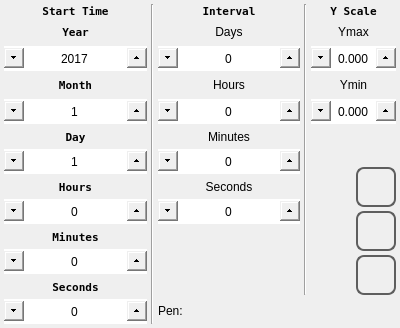
Before: the Qt Designer form qt_library/ATCMtrend/trend_range.ui in MECTsrl/mect_plugins, drawn with Qt 5.
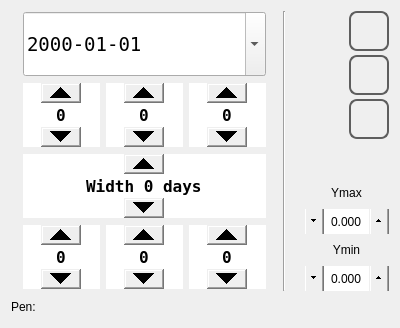
After: the same form once the commit is applied. Icons and pictures are not drawn.

Commit message: fix date time range input

What changed in the file:
```diff
--- a/qt_library/ATCMtrend/trend_range.ui
+++ b/qt_library/ATCMtrend/trend_range.ui
@@ -31,18 +31,20 @@
  }
 
  QLabel {
-	font: 1000  8pt &quot;DejaVu Sans Mono&quot;;
+	font: 1000  12pt &quot;DejaVu Sans Mono&quot;;
  }
 
  QSpinBox {
-	font: 1000 14pt &quot;DejaVu Sans Mono&quot;;
+	font: 1000 12pt &quot;DejaVu Sans Mono&quot;;
+    padding-top: 20px;
+    padding-bottom: 20px;
  }
 
  QSpinBox::up-button {
      subcontrol-origin: border;
-     subcontrol-position: right center;
+     subcontrol-position: top center;
      height: 20px;
-     width: 20px;
+     width: 40px;
  }
 
  QSpinBox::up-arrow {
@@ -53,9 +55,9 @@
 
  QSpinBox::down-button {
      subcontrol-origin: border;
-     subcontrol-position: left center;
+     subcontrol-position: bottom center;
      height: 20px;
-     width: 20px;
+     width: 40px;
 }
 
  QSpinBox::down-arrow {
@@ -71,7 +73,7 @@
  QDoubleSpinBox::up-button {
      subcontrol-origin: border;
      subcontrol-position: right center;
-     height: 20px;
+     height: 32px;
      width: 20px;
  }
 
@@ -84,7 +86,7 @@
  QDoubleSpinBox::down-button {
      subcontrol-origin: border;
      subcontrol-position: left center;
-     height: 20px;
+     height: 32px;
      width: 20px;
 }
 
@@ -95,186 +97,64 @@
  }
 </string>
   </property>
+  <layout class="QVBoxLayout" name="verticalLayout_4">
+   <item>
+    <layout class="QHBoxLayout" name="horizontalLayout_5">
+     <item>
+      <spacer name="horizontalSpacer">
+       <property name="orientation">
+        <enum>Qt::Horizontal</enum>
+       </property>
+       <property name="sizeHint" stdset="0">
+        <size>
+         <width>40</width>
+         <height>20</height>
+        </size>
+       </property>
+      </spacer>
+     </item>
+     <item>
   <layout class="QVBoxLayout" name="verticalLayout_2">
-   <property name="leftMargin">
-    <number>4</number>
-   </property>
-   <property name="topMargin">
-    <number>4</number>
-   </property>
-   <property name="rightMargin">
-    <number>4</number>
-   </property>
-   <property name="bottomMargin">
-    <number>4</number>
-   </property>
    <item>
-    <layout class="QGridLayout" name="gridLayout">
-     <property name="spacing">
-      <number>4</number>
-     </property>
-     <item row="12" column="0">
-      <widget class="QSpinBox" name="spinBoxSecondsIn">
-       <property name="sizePolicy">
-        <sizepolicy hsizetype="Expanding" vsizetype="Fixed">
-         <horstretch>0</horstretch>
-         <verstretch>0</verstretch>
-        </sizepolicy>
-       </property>
-       <property name="minimumSize">
-        <size>
-         <width>0</width>
-         <height>25</height>
-        </size>
-       </property>
-       <property name="maximumSize">
-        <size>
-         <width>16777215</width>
-         <height>25</height>
-        </size>
-       </property>
-       <property name="focusPolicy">
-        <enum>Qt::NoFocus</enum>
-       </property>
-       <property name="wrapping">
-        <bool>true</bool>
-       </property>
-       <property name="alignment">
-        <set>Qt::AlignCenter</set>
-       </property>
-       <property name="maximum">
-        <number>59</number>
-       </property>
-      </widget>
-     </item>
-     <item row="11" column="0">
-      <widget class="QLabel" name="labelSecondIn">
+        <layout class="QHBoxLayout" name="horizontalLayout_4"/>
+       </item>
+       <item>
+        <widget class="QDateEdit" name="dateEdit">
        <property name="sizePolicy">
-        <sizepolicy hsizetype="Expanding" vsizetype="Minimum">
+          <sizepolicy hsizetype="Minimum" vsizetype="MinimumExpanding">
          <horstretch>0</horstretch>
          <verstretch>0</verstretch>
         </sizepolicy>
        </property>
-       <property name="font">
-        <font>
-         <family>DejaVu Sans Mono</family>
-         <pointsize>8</pointsize>
-         <weight>99</weight>
-         <italic>false</italic>
-         <bold>true</bold>
-        </font>
-       </property>
-       <property name="focusPolicy">
-        <enum>Qt::NoFocus</enum>
-       </property>
-       <property name="text">
-        <string>Seconds</string>
-       </property>
-       <property name="alignment">
-        <set>Qt::AlignCenter</set>
-       </property>
-      </widget>
-     </item>
-     <item row="10" column="0">
-      <widget class="QSpinBox" name="spinBoxMinutesIn">
-       <property name="sizePolicy">
-        <sizepolicy hsizetype="Expanding" vsizetype="Fixed">
-         <horstretch>0</horstretch>
-         <verstretch>0</verstretch>
-        </sizepolicy>
-       </property>
-       <property name="minimumSize">
-        <size>
-         <width>0</width>
-         <height>25</height>
-        </size>
-       </property>
        <property name="maximumSize">
         <size>
          <width>16777215</width>
-         <height>25</height>
-        </size>
-       </property>
-       <property name="focusPolicy">
-        <enum>Qt::NoFocus</enum>
-       </property>
-       <property name="wrapping">
-        <bool>true</bool>
-       </property>
-       <property name="alignment">
-        <set>Qt::AlignCenter</set>
-       </property>
-       <property name="maximum">
-        <number>59</number>
-       </property>
-      </widget>
-     </item>
-     <item row="9" column="0">
-      <widget class="QLabel" name="labelMinuteIn">
-       <property name="sizePolicy">
-        <sizepolicy hsizetype="Expanding" vsizetype="Minimum">
-         <horstretch>0</horstretch>
-         <verstretch>0</verstretch>
-        </sizepolicy>
-       </property>
+           <height>64</height>
+          </size>
+         </property>
        <property name="font">
         <font>
          <family>DejaVu Sans Mono</family>
-         <pointsize>8</pointsize>
-         <weight>99</weight>
-         <italic>false</italic>
-         <bold>true</bold>
+           <pointsize>14</pointsize>
         </font>
        </property>
        <property name="focusPolicy">
-        <enum>Qt::NoFocus</enum>
-       </property>
-       <property name="text">
-        <string>Minutes</string>
-       </property>
-       <property name="alignment">
-        <set>Qt::AlignCenter</set>
-       </property>
-      </widget>
-     </item>
-     <item row="8" column="2">
-      <widget class="QSpinBox" name="spinBoxSeconds">
-       <property name="sizePolicy">
-        <sizepolicy hsizetype="Expanding" vsizetype="Fixed">
-         <horstretch>0</horstretch>
-         <verstretch>0</verstretch>
-        </sizepolicy>
-       </property>
-       <property name="minimumSize">
-        <size>
-         <width>0</width>
-         <height>25</height>
-        </size>
-       </property>
-       <property name="maximumSize">
-        <size>
-         <width>16777215</width>
-         <height>25</height>
-        </size>
-       </property>
-       <property name="focusPolicy">
-        <enum>Qt::NoFocus</enum>
-       </property>
-       <property name="wrapping">
+          <enum>Qt::ClickFocus</enum>
+         </property>
+         <property name="displayFormat">
+          <string>yyyy-MM-dd</string>
+         </property>
+         <property name="calendarPopup">
         <bool>true</bool>
        </property>
-       <property name="alignment">
-        <set>Qt::AlignCenter</set>
-       </property>
-       <property name="maximum">
-        <number>59</number>
-       </property>
-      </widget>
-     </item>
-     <item row="8" column="0">
+        </widget>
+       </item>
+       <item>
+        <layout class="QHBoxLayout" name="horizontalLayout">
+         <item>
       <widget class="QSpinBox" name="spinBoxHoursIn">
        <property name="sizePolicy">
-        <sizepolicy hsizetype="Expanding" vsizetype="Fixed">
+            <sizepolicy hsizetype="MinimumExpanding" vsizetype="MinimumExpanding">
          <horstretch>0</horstretch>
          <verstretch>0</verstretch>
         </sizepolicy>
@@ -288,108 +168,39 @@
        <property name="maximumSize">
         <size>
          <width>16777215</width>
-         <height>25</height>
-        </size>
-       </property>
-       <property name="focusPolicy">
-        <enum>Qt::NoFocus</enum>
-       </property>
-       <property name="wrapping">
-        <bool>true</bool>
-       </property>
-       <property name="alignment">
-        <set>Qt::AlignCenter</set>
-       </property>
-       <property name="maximum">
-        <number>23</number>
-       </property>
-      </widget>
-     </item>
-     <item row="7" column="2">
-      <widget class="QLabel" name="labelSeconds">
-       <property name="sizePolicy">
-        <sizepolicy hsizetype="Expanding" vsizetype="Preferred">
-         <horstretch>0</horstretch>
-         <verstretch>0</verstretch>
-        </sizepolicy>
-       </property>
-       <property name="focusPolicy">
-        <enum>Qt::NoFocus</enum>
-       </property>
-       <property name="text">
-        <string>Seconds</string>
-       </property>
-       <property name="alignment">
-        <set>Qt::AlignCenter</set>
-       </property>
-      </widget>
-     </item>
-     <item row="7" column="0">
-      <widget class="QLabel" name="labelHourIn">
-       <property name="sizePolicy">
-        <sizepolicy hsizetype="Expanding" vsizetype="Preferred">
-         <horstretch>0</horstretch>
-         <verstretch>0</verstretch>
-        </sizepolicy>
-       </property>
+             <height>64</height>
+            </size>
+           </property>
        <property name="font">
         <font>
          <family>DejaVu Sans Mono</family>
-         <pointsize>8</pointsize>
+             <pointsize>12</pointsize>
          <weight>99</weight>
          <italic>false</italic>
          <bold>true</bold>
         </font>
        </property>
        <property name="focusPolicy">
-        <enum>Qt::NoFocus</enum>
-       </property>
-       <property name="text">
-        <string>Hours</string>
-       </property>
-       <property name="alignment">
-        <set>Qt::AlignCenter</set>
-       </property>
-      </widget>
-     </item>
-     <item row="6" column="2">
-      <widget class="QSpinBox" name="spinBoxMinutes">
-       <property name="sizePolicy">
-        <sizepolicy hsizetype="Expanding" vsizetype="Fixed">
-         <horstretch>0</horstretch>
-         <verstretch>0</verstretch>
-        </sizepolicy>
-       </property>
-       <property name="minimumSize">
-        <size>
-         <width>0</width>
-         <height>25</height>
-        </size>
-       </property>
-       <property name="maximumSize">
-        <size>
-         <width>16777215</width>
-         <height>25</height>
-        </size>
-       </property>
-       <property name="focusPolicy">
-        <enum>Qt::NoFocus</enum>
-       </property>
+            <enum>Qt::ClickFocus</enum>
+           </property>
        <property name="wrapping">
         <bool>true</bool>
        </property>
+           <property name="frame">
+            <bool>true</bool>
+           </property>
        <property name="alignment">
         <set>Qt::AlignCenter</set>
        </property>
        <property name="maximum">
-        <number>59</number>
+            <number>23</number>
        </property>
       </widget>
      </item>
-     <item row="6" column="0">
-      <widget class="QSpinBox" name="spinBoxDayIn">
+         <item>
+          <widget class="QSpinBox" name="spinBoxMinutesIn">
        <property name="sizePolicy">
-        <sizepolicy hsizetype="Expanding" vsizetype="Minimum">
+            <sizepolicy hsizetype="MinimumExpanding" vsizetype="MinimumExpanding">
          <horstretch>0</horstretch>
          <verstretch>0</verstretch>
         </sizepolicy>
@@ -403,114 +214,39 @@
        <property name="maximumSize">
         <size>
          <width>16777215</width>
-         <height>25</height>
-        </size>
-       </property>
-       <property name="focusPolicy">
-        <enum>Qt::NoFocus</enum>
-       </property>
-       <property name="wrapping">
-        <bool>true</bool>
-       </property>
-       <property name="alignment">
-        <set>Qt::AlignCenter</set>
-       </property>
-       <property name="minimum">
-        <number>1</number>
-       </property>
-       <property name="maximum">
-        <number>31</number>
-       </property>
-       <property name="value">
-        <number>1</number>
-       </property>
-      </widget>
-     </item>
-     <item row="5" column="2">
-      <widget class="QLabel" name="labelMinutes">
-       <property name="sizePolicy">
-        <sizepolicy hsizetype="Expanding" vsizetype="Preferred">
-         <horstretch>0</horstretch>
-         <verstretch>0</verstretch>
-        </sizepolicy>
-       </property>
-       <property name="focusPolicy">
-        <enum>Qt::NoFocus</enum>
-       </property>
-       <property name="text">
-        <string>Minutes</string>
-       </property>
-       <property name="alignment">
-        <set>Qt::AlignCenter</set>
-       </property>
-      </widget>
-     </item>
-     <item row="5" column="0">
-      <widget class="QLabel" name="labelDayIn">
-       <property name="sizePolicy">
-        <sizepolicy hsizetype="Expanding" vsizetype="Minimum">
-         <horstretch>0</horstretch>
-         <verstretch>0</verstretch>
-        </sizepolicy>
-       </property>
+             <height>64</height>
+            </size>
+           </property>
        <property name="font">
         <font>
          <family>DejaVu Sans Mono</family>
-         <pointsize>8</pointsize>
+             <pointsize>12</pointsize>
          <weight>99</weight>
          <italic>false</italic>
          <bold>true</bold>
         </font>
        </property>
        <property name="focusPolicy">
-        <enum>Qt::NoFocus</enum>
-       </property>
-       <property name="text">
-        <string>Day</string>
-       </property>
-       <property name="alignment">
-        <set>Qt::AlignCenter</set>
-       </property>
-      </widget>
-     </item>
-     <item row="4" column="4">
-      <widget class="QDoubleSpinBox" name="doubleSpinBoxYmin">
-       <property name="minimumSize">
-        <size>
-         <width>0</width>
-         <height>25</height>
-        </size>
-       </property>
-       <property name="maximumSize">
-        <size>
-         <width>16777215</width>
-         <height>25</height>
-        </size>
-       </property>
-       <property name="focusPolicy">
-        <enum>Qt::NoFocus</enum>
-       </property>
+            <enum>Qt::ClickFocus</enum>
+           </property>
+           <property name="wrapping">
+            <bool>true</bool>
+           </property>
+           <property name="frame">
+            <bool>true</bool>
+           </property>
        <property name="alignment">
         <set>Qt::AlignCenter</set>
        </property>
-       <property name="decimals">
-        <number>3</number>
-       </property>
-       <property name="minimum">
-        <double>-9999.989999999999782</double>
-       </property>
        <property name="maximum">
-        <double>9999.989999999999782</double>
-       </property>
-       <property name="singleStep">
-        <double>0.100000000000000</double>
-       </property>
-      </widget>
-     </item>
-     <item row="4" column="2">
-      <widget class="QSpinBox" name="spinBoxHours">
+            <number>59</number>
+           </property>
+          </widget>
+         </item>
+         <item>
+          <widget class="QSpinBox" name="spinBoxSecondsIn">
        <property name="sizePolicy">
-        <sizepolicy hsizetype="Expanding" vsizetype="Fixed">
+            <sizepolicy hsizetype="MinimumExpanding" vsizetype="MinimumExpanding">
          <horstretch>0</horstretch>
          <verstretch>0</verstretch>
         </sizepolicy>
@@ -524,167 +260,44 @@
        <property name="maximumSize">
         <size>
          <width>16777215</width>
-         <height>25</height>
-        </size>
-       </property>
-       <property name="focusPolicy">
-        <enum>Qt::NoFocus</enum>
-       </property>
-       <property name="wrapping">
-        <bool>true</bool>
-       </property>
-       <property name="alignment">
-        <set>Qt::AlignCenter</set>
-       </property>
-       <property name="maximum">
-        <number>23</number>
-       </property>
-      </widget>
-     </item>
-     <item row="4" column="0">
-      <widget class="QSpinBox" name="spinBoxMonthIn">
-       <property name="minimumSize">
-        <size>
-         <width>0</width>
-         <height>25</height>
-        </size>
-       </property>
-       <property name="maximumSize">
-        <size>
-         <width>16777215</width>
-         <height>25</height>
-        </size>
-       </property>
-       <property name="focusPolicy">
-        <enum>Qt::NoFocus</enum>
-       </property>
-       <property name="wrapping">
-        <bool>true</bool>
-       </property>
-       <property name="alignment">
-        <set>Qt::AlignCenter</set>
-       </property>
-       <property name="minimum">
-        <number>1</number>
-       </property>
-       <property name="maximum">
-        <number>12</number>
-       </property>
-       <property name="value">
-        <number>1</number>
-       </property>
-      </widget>
-     </item>
-     <item row="3" column="4">
-      <widget class="QLabel" name="labelYmin">
-       <property name="minimumSize">
-        <size>
-         <width>0</width>
-         <height>20</height>
-        </size>
-       </property>
-       <property name="maximumSize">
-        <size>
-         <width>16777215</width>
-         <height>20</height>
-        </size>
-       </property>
-       <property name="focusPolicy">
-        <enum>Qt::NoFocus</enum>
-       </property>
-       <property name="text">
-        <string>Ymin</string>
-       </property>
-       <property name="alignment">
-        <set>Qt::AlignCenter</set>
-       </property>
-      </widget>
-     </item>
-     <item row="3" column="2">
-      <widget class="QLabel" name="labelHours">
-       <property name="sizePolicy">
-        <sizepolicy hsizetype="Expanding" vsizetype="Preferred">
-         <horstretch>0</horstretch>
-         <verstretch>0</verstretch>
-        </sizepolicy>
-       </property>
-       <property name="focusPolicy">
-        <enum>Qt::NoFocus</enum>
-       </property>
-       <property name="text">
-        <string>Hours</string>
-       </property>
-       <property name="alignment">
-        <set>Qt::AlignCenter</set>
-       </property>
-      </widget>
-     </item>
-     <item row="3" column="0">
-      <widget class="QLabel" name="labelMonthIn">
-       <property name="sizePolicy">
-        <sizepolicy hsizetype="Expanding" vsizetype="Minimum">
-         <horstretch>0</horstretch>
-         <verstretch>0</verstretch>
-        </sizepolicy>
-       </property>
+             <height>64</height>
+            </size>
+           </property>
        <property name="font">
         <font>
          <family>DejaVu Sans Mono</family>
-         <pointsize>8</pointsize>
+             <pointsize>12</pointsize>
          <weight>99</weight>
          <italic>false</italic>
          <bold>true</bold>
         </font>
        </property>
        <property name="focusPolicy">
-        <enum>Qt::NoFocus</enum>
-       </property>
-       <property name="text">
-        <string>Month</string>
-       </property>
-       <property name="alignment">
-        <set>Qt::AlignCenter</set>
-       </property>
-      </widget>
-     </item>
-     <item row="2" column="4">
-      <widget class="QDoubleSpinBox" name="doubleSpinBoxYmax">
-       <property name="minimumSize">
-        <size>
-         <width>0</width>
-         <height>25</height>
-        </size>
-       </property>
-       <property name="maximumSize">
-        <size>
-         <width>16777215</width>
-         <height>25</height>
-        </size>
-       </property>
-       <property name="focusPolicy">
-        <enum>Qt::NoFocus</enum>
-       </property>
+            <enum>Qt::ClickFocus</enum>
+           </property>
+           <property name="wrapping">
+            <bool>true</bool>
+           </property>
+           <property name="frame">
+            <bool>true</bool>
+           </property>
        <property name="alignment">
         <set>Qt::AlignCenter</set>
        </property>
-       <property name="decimals">
-        <number>3</number>
-       </property>
-       <property name="minimum">
-        <double>-9999.989999999999782</double>
-       </property>
        <property name="maximum">
-        <double>9999.989999999999782</double>
-       </property>
-       <property name="singleStep">
-        <double>0.100000000000000</double>
-       </property>
-      </widget>
-     </item>
-     <item row="2" column="2">
+            <number>59</number>
+           </property>
+          </widget>
+         </item>
+        </layout>
+       </item>
+       <item>
+        <layout class="QHBoxLayout" name="horizontalLayout_3"/>
+       </item>
+       <item>
       <widget class="QSpinBox" name="spinBoxDays">
        <property name="sizePolicy">
-        <sizepolicy hsizetype="Expanding" vsizetype="Fixed">
+          <sizepolicy hsizetype="MinimumExpanding" vsizetype="MinimumExpanding">
          <horstretch>0</horstretch>
          <verstretch>0</verstretch>
         </sizepolicy>
@@ -698,27 +311,47 @@
        <property name="maximumSize">
         <size>
          <width>16777215</width>
-         <height>25</height>
-        </size>
-       </property>
+           <height>64</height>
+          </size>
+         </property>
+         <property name="font">
+          <font>
+           <family>DejaVu Sans Mono</family>
+           <pointsize>12</pointsize>
+           <weight>99</weight>
+           <italic>false</italic>
+           <bold>true</bold>
+          </font>
+         </property>
        <property name="focusPolicy">
         <enum>Qt::NoFocus</enum>
        </property>
        <property name="wrapping">
         <bool>true</bool>
        </property>
+         <property name="frame">
+          <bool>true</bool>
+         </property>
        <property name="alignment">
         <set>Qt::AlignCenter</set>
        </property>
+         <property name="suffix">
+          <string> days</string>
+         </property>
+         <property name="prefix">
+          <string>Width </string>
+         </property>
        <property name="maximum">
         <number>30</number>
        </property>
       </widget>
      </item>
-     <item row="2" column="0">
-      <widget class="QSpinBox" name="spinBoxYearIn">
+       <item>
+        <layout class="QHBoxLayout" name="horizontalLayout_2">
+         <item>
+          <widget class="QSpinBox" name="spinBoxSeconds">
        <property name="sizePolicy">
-        <sizepolicy hsizetype="Expanding" vsizetype="Fixed">
+            <sizepolicy hsizetype="MinimumExpanding" vsizetype="MinimumExpanding">
          <horstretch>0</horstretch>
          <verstretch>0</verstretch>
         </sizepolicy>
@@ -732,216 +365,171 @@
        <property name="maximumSize">
         <size>
          <width>16777215</width>
-         <height>25</height>
-        </size>
-       </property>
+             <height>64</height>
+            </size>
+           </property>
+           <property name="font">
+            <font>
+             <family>DejaVu Sans Mono</family>
+             <pointsize>12</pointsize>
+             <weight>99</weight>
+             <italic>false</italic>
+             <bold>true</bold>
+            </font>
+           </property>
        <property name="focusPolicy">
         <enum>Qt::NoFocus</enum>
        </property>
        <property name="wrapping">
         <bool>true</bool>
        </property>
+           <property name="frame">
+            <bool>true</bool>
+           </property>
        <property name="alignment">
         <set>Qt::AlignCenter</set>
        </property>
-       <property name="minimum">
-        <number>1</number>
-       </property>
        <property name="maximum">
-        <number>3000</number>
-       </property>
-       <property name="value">
-        <number>2017</number>
-       </property>
-      </widget>
-     </item>
-     <item row="1" column="4">
-      <widget class="QLabel" name="labelYmax">
+            <number>59</number>
+           </property>
+          </widget>
+         </item>
+         <item>
+          <widget class="QSpinBox" name="spinBoxHours">
+           <property name="sizePolicy">
+            <sizepolicy hsizetype="MinimumExpanding" vsizetype="MinimumExpanding">
+             <horstretch>0</horstretch>
+             <verstretch>0</verstretch>
+            </sizepolicy>
+           </property>
        <property name="minimumSize">
         <size>
          <width>0</width>
-         <height>20</height>
+             <height>25</height>
         </size>
        </property>
        <property name="maximumSize">
         <size>
          <width>16777215</width>
-         <height>20</height>
-        </size>
-       </property>
-       <property name="focusPolicy">
-        <enum>Qt::NoFocus</enum>
-       </property>
-       <property name="text">
-        <string>Ymax</string>
-       </property>
-       <property name="alignment">
-        <set>Qt::AlignCenter</set>
-       </property>
-      </widget>
-     </item>
-     <item row="1" column="2">
-      <widget class="QLabel" name="labelDays">
-       <property name="sizePolicy">
-        <sizepolicy hsizetype="Expanding" vsizetype="Preferred">
-         <horstretch>0</horstretch>
-         <verstretch>0</verstretch>
-        </sizepolicy>
-       </property>
-       <property name="focusPolicy">
-        <enum>Qt::NoFocus</enum>
-       </property>
-       <property name="text">
-        <string>Days</string>
-       </property>
-       <property name="alignment">
-        <set>Qt::AlignCenter</set>
-       </property>
-      </widget>
-     </item>
-     <item row="1" column="0">
-      <widget class="QLabel" name="labelYearIn">
-       <property name="sizePolicy">
-        <sizepolicy hsizetype="Expanding" vsizetype="Minimum">
-         <horstretch>0</horstretch>
-         <verstretch>0</verstretch>
-        </sizepolicy>
-       </property>
+             <height>64</height>
+            </size>
+           </property>
        <property name="font">
         <font>
          <family>DejaVu Sans Mono</family>
-         <pointsize>8</pointsize>
+             <pointsize>12</pointsize>
          <weight>99</weight>
          <italic>false</italic>
          <bold>true</bold>
         </font>
        </property>
        <property name="focusPolicy">
-        <enum>Qt::NoFocus</enum>
-       </property>
-       <property name="text">
-        <string>Year</string>
-       </property>
-       <property name="alignment">
-        <set>Qt::AlignCenter</set>
-       </property>
-      </widget>
-     </item>
-     <item row="0" column="4">
-      <widget class="QLabel" name="label">
-       <property name="font">
-        <font>
-         <family>DejaVu Sans Mono</family>
-         <pointsize>8</pointsize>
-         <weight>99</weight>
-         <italic>false</italic>
-         <bold>true</bold>
-        </font>
-       </property>
-       <property name="text">
-        <string>Y Scale</string>
-       </property>
+            <enum>Qt::ClickFocus</enum>
+           </property>
+           <property name="wrapping">
+            <bool>true</bool>
+           </property>
+           <property name="frame">
+            <bool>true</bool>
+           </property>
        <property name="alignment">
         <set>Qt::AlignCenter</set>
        </property>
-      </widget>
-     </item>
-     <item row="0" column="2">
-      <widget class="QLabel" name="label_2">
+           <property name="maximum">
+            <number>23</number>
+           </property>
+          </widget>
+         </item>
+         <item>
+          <widget class="QSpinBox" name="spinBoxMinutes">
        <property name="sizePolicy">
-        <sizepolicy hsizetype="Expanding" vsizetype="Preferred">
+            <sizepolicy hsizetype="MinimumExpanding" vsizetype="MinimumExpanding">
          <horstretch>0</horstretch>
          <verstretch>0</verstretch>
         </sizepolicy>
        </property>
-       <property name="font">
-        <font>
-         <family>DejaVu Sans Mono</family>
-         <pointsize>8</pointsize>
-         <weight>99</weight>
-         <italic>false</italic>
-         <bold>true</bold>
-        </font>
-       </property>
-       <property name="text">
-        <string>Interval</string>
-       </property>
-       <property name="alignment">
-        <set>Qt::AlignCenter</set>
-       </property>
-      </widget>
-     </item>
-     <item row="0" column="0">
-      <widget class="QLabel" name="label_3">
-       <property name="sizePolicy">
-        <sizepolicy hsizetype="Expanding" vsizetype="Preferred">
-         <horstretch>0</horstretch>
-         <verstretch>0</verstretch>
-        </sizepolicy>
-       </property>
+           <property name="minimumSize">
+            <size>
+             <width>0</width>
+             <height>25</height>
+            </size>
+           </property>
+           <property name="maximumSize">
+            <size>
+             <width>16777215</width>
+             <height>64</height>
+            </size>
+           </property>
        <property name="font">
         <font>
          <family>DejaVu Sans Mono</family>
-         <pointsize>8</pointsize>
+             <pointsize>12</pointsize>
          <weight>99</weight>
          <italic>false</italic>
          <bold>true</bold>
         </font>
        </property>
-       <property name="text">
-        <string>Start Time</string>
-       </property>
+           <property name="focusPolicy">
+            <enum>Qt::ClickFocus</enum>
+           </property>
+           <property name="wrapping">
+            <bool>true</bool>
+           </property>
+           <property name="frame">
+            <bool>true</bool>
+           </property>
        <property name="alignment">
         <set>Qt::AlignCenter</set>
        </property>
-      </widget>
-     </item>
-     <item row="12" column="2" colspan="3">
-      <widget class="QLabel" name="labelPen">
-       <property name="sizePolicy">
-        <sizepolicy hsizetype="Preferred" vsizetype="Minimum">
-         <horstretch>0</horstretch>
-         <verstretch>0</verstretch>
-        </sizepolicy>
+           <property name="maximum">
+            <number>59</number>
+           </property>
+          </widget>
+         </item>
+        </layout>
+       </item>
+      </layout>
+     </item>
+     <item>
+      <spacer name="horizontalSpacer_3">
+       <property name="orientation">
+        <enum>Qt::Horizontal</enum>
        </property>
-       <property name="minimumSize">
+       <property name="sizeHint" stdset="0">
         <size>
-         <width>0</width>
+         <width>40</width>
          <height>20</height>
         </size>
        </property>
-       <property name="maximumSize">
+      </spacer>
+     </item>
+     <item>
+      <widget class="Line" name="line_2">
+       <property name="orientation">
+        <enum>Qt::Vertical</enum>
+       </property>
+      </widget>
+     </item>
+     <item>
+      <spacer name="horizontalSpacer_2">
+       <property name="orientation">
+        <enum>Qt::Horizontal</enum>
+       </property>
+       <property name="sizeHint" stdset="0">
         <size>
-         <width>16777215</width>
+         <width>40</width>
          <height>20</height>
         </size>
        </property>
-       <property name="focusPolicy">
-        <enum>Qt::NoFocus</enum>
-       </property>
-       <property name="text">
-        <string>Pen:</string>
-       </property>
-      </widget>
+      </spacer>
      </item>
-     <item row="5" column="4" rowspan="7">
+     <item>
+      <layout class="QVBoxLayout" name="verticalLayout_3">
+       <item>
       <layout class="QVBoxLayout" name="verticalLayout">
        <property name="spacing">
         <number>4</number>
        </property>
-       <item>
-        <spacer name="verticalSpacer">
-         <property name="orientation">
-          <enum>Qt::Vertical</enum>
-         </property>
-         <property name="sizeHint" stdset="0">
-          <size>
-           <width>20</width>
-           <height>40</height>
-          </size>
-         </property>
-        </spacer>
-       </item>
        <item>
         <widget class="QPushButton" name="pushButtonHome">
          <property name="minimumSize">
@@ -1083,23 +671,182 @@
          </property>
         </widget>
        </item>
-      </layout>
-     </item>
-     <item row="0" column="1" rowspan="13">
-      <widget class="Line" name="line">
+         <item>
+          <spacer name="verticalSpacer">
        <property name="orientation">
         <enum>Qt::Vertical</enum>
        </property>
-      </widget>
-     </item>
-     <item row="0" column="3" rowspan="12">
-      <widget class="Line" name="line_2">
-       <property name="orientation">
-        <enum>Qt::Vertical</enum>
-       </property>
-      </widget>
-     </item>
-    </layout>
+           <property name="sizeHint" stdset="0">
+            <size>
+             <width>20</width>
+             <height>40</height>
+            </size>
+           </property>
+          </spacer>
+         </item>
+        </layout>
+       </item>
+       <item>
+        <widget class="QLabel" name="labelYmax">
+         <property name="minimumSize">
+          <size>
+           <width>0</width>
+           <height>20</height>
+          </size>
+         </property>
+         <property name="maximumSize">
+          <size>
+           <width>16777215</width>
+           <height>20</height>
+          </size>
+         </property>
+         <property name="focusPolicy">
+          <enum>Qt::NoFocus</enum>
+         </property>
+         <property name="text">
+          <string>Ymax</string>
+         </property>
+         <property name="alignment">
+          <set>Qt::AlignCenter</set>
+         </property>
+        </widget>
+       </item>
+       <item>
+        <widget class="QDoubleSpinBox" name="doubleSpinBoxYmax">
+         <property name="sizePolicy">
+          <sizepolicy hsizetype="Minimum" vsizetype="MinimumExpanding">
+           <horstretch>0</horstretch>
+           <verstretch>0</verstretch>
+          </sizepolicy>
+         </property>
+         <property name="minimumSize">
+          <size>
+           <width>0</width>
+           <height>25</height>
+          </size>
+         </property>
+         <property name="maximumSize">
+          <size>
+           <width>16777215</width>
+           <height>64</height>
+          </size>
+         </property>
+         <property name="focusPolicy">
+          <enum>Qt::ClickFocus</enum>
+         </property>
+         <property name="alignment">
+          <set>Qt::AlignCenter</set>
+         </property>
+         <property name="decimals">
+          <number>3</number>
+         </property>
+         <property name="minimum">
+          <double>-9999.989999999999782</double>
+         </property>
+         <property name="maximum">
+          <double>9999.989999999999782</double>
+         </property>
+         <property name="singleStep">
+          <double>0.100000000000000</double>
+         </property>
+        </widget>
+       </item>
+       <item>
+        <widget class="QLabel" name="labelYmin">
+         <property name="minimumSize">
+          <size>
+           <width>0</width>
+           <height>20</height>
+          </size>
+         </property>
+         <property name="maximumSize">
+          <size>
+           <width>16777215</width>
+           <height>20</height>
+          </size>
+         </property>
+         <property name="focusPolicy">
+          <enum>Qt::NoFocus</enum>
+         </property>
+         <property name="text">
+          <string>Ymin</string>
+         </property>
+         <property name="alignment">
+          <set>Qt::AlignCenter</set>
+         </property>
+        </widget>
+       </item>
+       <item>
+        <widget class="QDoubleSpinBox" name="doubleSpinBoxYmin">
+         <property name="sizePolicy">
+          <sizepolicy hsizetype="Minimum" vsizetype="MinimumExpanding">
+           <horstretch>0</horstretch>
+           <verstretch>0</verstretch>
+          </sizepolicy>
+         </property>
+         <property name="minimumSize">
+          <size>
+           <width>0</width>
+           <height>25</height>
+          </size>
+         </property>
+         <property name="maximumSize">
+          <size>
+           <width>16777215</width>
+           <height>64</height>
+          </size>
+         </property>
+         <property name="focusPolicy">
+          <enum>Qt::ClickFocus</enum>
+         </property>
+         <property name="alignment">
+          <set>Qt::AlignCenter</set>
+         </property>
+         <property name="decimals">
+          <number>3</number>
+         </property>
+         <property name="minimum">
+          <double>-9999.989999999999782</double>
+         </property>
+         <property name="maximum">
+          <double>9999.989999999999782</double>
+         </property>
+         <property name="singleStep">
+          <double>0.100000000000000</double>
+         </property>
+        </widget>
+       </item>
+      </layout>
+     </item>
+    </layout>
+   </item>
+   <item>
+    <widget class="QLabel" name="labelPen">
+     <property name="sizePolicy">
+      <sizepolicy hsizetype="Preferred" vsizetype="Minimum">
+       <horstretch>0</horstretch>
+       <verstretch>0</verstretch>
+      </sizepolicy>
+     </property>
+     <property name="minimumSize">
+      <size>
+       <width>0</width>
+       <height>20</height>
+      </size>
+     </property>
+     <property name="maximumSize">
+      <size>
+       <width>16777215</width>
+       <height>20</height>
+      </size>
+     </property>
+     <property name="focusPolicy">
+      <enum>Qt::NoFocus</enum>
+     </property>
+     <property name="text">
+      <string>Pen:</string>
+     </property>
+    </widget>
    </item>
   </layout>
  </widget>
```
Left out of the diff: 8 changed lines with no effect on the pictures. Lines whose indentation alone changed are shown as unchanged. The commit also changes 1 other file.
